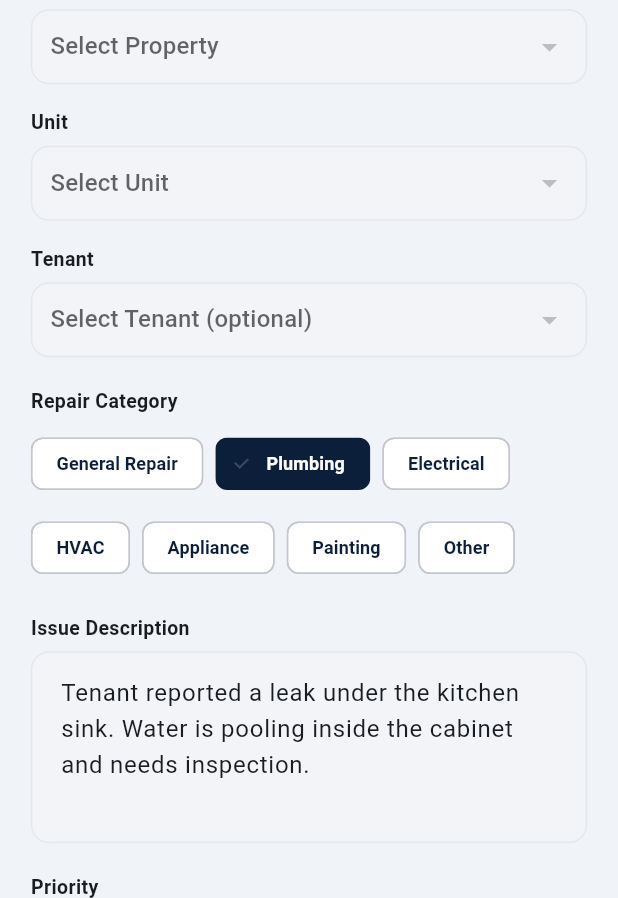
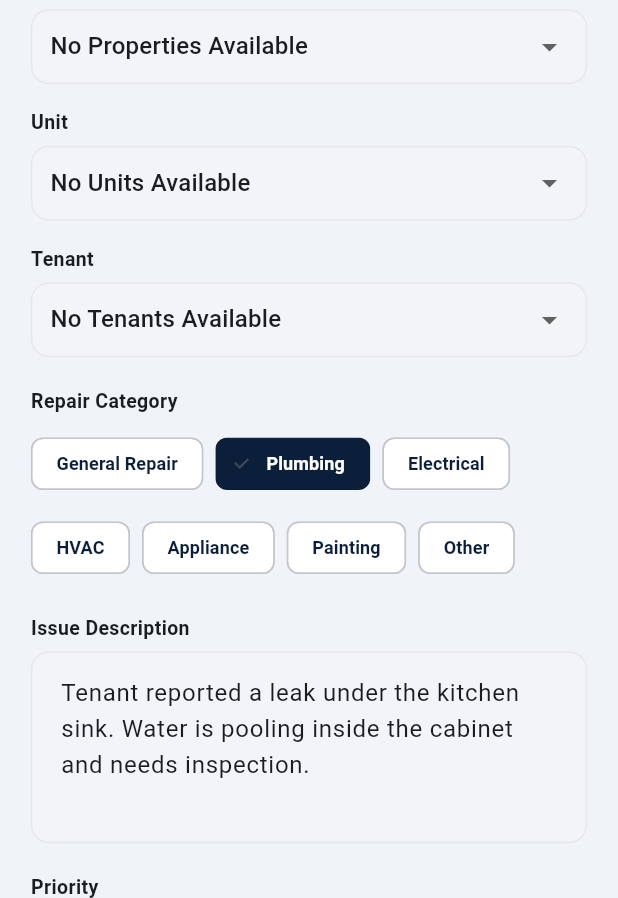
Before and after one commit to aliakbar319678-hash/kimi_property_app, a Flutter app: the CreateWorkOrderScreen screen opened by its route, on a phone screen of 412 x 824 dp, the part 338-1236 px from its top. Run offline on Flutter 3.47's test engine with Material 3 defaults, Android fonts, the phone set to English and light mode, and no system bars; our stand-ins replace dio, file_picker, flutter_riverpod, flutter_secure_storage, freezed_annotation, image_picker and 1 more; accounts and stored records are empty; network calls fail; project files that could hold a hidden picture were left out.

Commit message:
Fix UI sync for Work Order detail and bids

```diff
--- a/frontend/lib/screens/landlord/create_work_order_screen.dart
+++ b/frontend/lib/screens/landlord/create_work_order_screen.dart
@@ -59,7 +59,10 @@ class _CreateWorkOrderScreenState extends ConsumerState<CreateWorkOrderScreen> {
   void initState() {
     super.initState();
     WidgetsBinding.instance.addPostFrameCallback((_) {
-      ref.read(landlordProvider.notifier).loadVendors();
+      final notifier = ref.read(landlordProvider.notifier);
+      notifier.loadVendors();
+      notifier.loadProperties();
+      notifier.loadTenants();
     });
   }
 
@@ -156,16 +159,20 @@ class _CreateWorkOrderScreenState extends ConsumerState<CreateWorkOrderScreen> {
                 ),
                 child: DropdownButtonHideUnderline(
                   child: DropdownButton<String>(
-                    value: _selectedPropertyId.isEmpty ? null : _selectedPropertyId,
+                    value: _selectedPropertyId.isEmpty
+                        ? null
+                        : (properties.any((p) => p.id == _selectedPropertyId) ? _selectedPropertyId : null),
                     isExpanded: true,
                     hint: const Text('Select Property'),
-                    items: properties.map((p) {
+                    items: properties.isEmpty
+                        ? [const DropdownMenuItem<String>(value: null, child: Text('No Properties Available'))]
+                        : properties.map((p) {
                             return DropdownMenuItem<String>(
                               value: p.id,
                               child: Text(p.name, style: const TextStyle(fontSize: 14)),
                             );
                           }).toList(),
-                    onChanged: (val) {
+                    onChanged: properties.isEmpty ? (_) {} : (val) {
                       if (val != null) {
                         final prop = properties.firstWhere((p) => p.id == val);
                         setState(() {
@@ -219,16 +226,20 @@ class _CreateWorkOrderScreenState extends ConsumerState<CreateWorkOrderScreen> {
                 ),
                 child: DropdownButtonHideUnderline(
                   child: DropdownButton<String>(
-                    value: _selectedUnitId.isEmpty ? null : _selectedUnitId,
+                    value: _selectedUnitId.isEmpty
+                        ? null
+                        : (units.any((u) => u.id == _selectedUnitId) ? _selectedUnitId : null),
                     isExpanded: true,
                     hint: const Text('Select Unit'),
-                    items: units.map((u) {
+                    items: units.isEmpty
+                        ? [const DropdownMenuItem<String>(value: null, child: Text('No Units Available'))]
+                        : units.map((u) {
                             return DropdownMenuItem<String>(
                               value: u.id,
                               child: Text(u.name, style: const TextStyle(fontSize: 14)),
                             );
                           }).toList(),
-                    onChanged: (val) {
+                    onChanged: units.isEmpty ? (_) {} : (val) {
                       if (val != null) {
                         final unit = units.firstWhere((u) => u.id == val);
                         setState(() {
@@ -268,16 +279,20 @@ class _CreateWorkOrderScreenState extends ConsumerState<CreateWorkOrderScreen> {
                 ),
                 child: DropdownButtonHideUnderline(
                   child: DropdownButton<String>(
-                    value: _selectedTenant.isEmpty ? null : _selectedTenant,
+                    value: _selectedTenant.isEmpty
+                        ? null
+                        : (tenants.any((t) => t.name == _selectedTenant) ? _selectedTenant : null),
                     isExpanded: true,
                     hint: const Text('Select Tenant (optional)'),
-                    items: tenants.map((t) {
+                    items: tenants.isEmpty
+                        ? [const DropdownMenuItem<String>(value: null, child: Text('No Tenants Available'))]
+                        : tenants.map((t) {
                             return DropdownMenuItem<String>(
                               value: t.name,
                               child: Text(t.name, style: const TextStyle(fontSize: 14)),
                             );
                           }).toList(),
-                    onChanged: (val) {
+                    onChanged: tenants.isEmpty ? (_) {} : (val) {
                       if (val != null) setState(() => _selectedTenant = val);
                     },
                   ),
@@ -467,14 +482,18 @@ class _CreateWorkOrderScreenState extends ConsumerState<CreateWorkOrderScreen> {
                 child: DropdownButton<String>(
                   isExpanded: true,
                   hint: const Text('Select a Vendor (Optional)'),
-                  value: _selectedVendorId,
-                  items: state.vendors.map((v) {
-                    return DropdownMenuItem(
+                  value: _selectedVendorId == null
+                      ? null
+                      : (ref.watch(landlordProvider).vendors.any((v) => v.id == _selectedVendorId) ? _selectedVendorId : null),
+                  items: ref.watch(landlordProvider).vendors.isEmpty
+                      ? [const DropdownMenuItem<String>(value: null, child: Text('No Vendors Available'))]
+                      : ref.watch(landlordProvider).vendors.map((v) {
+                          return DropdownMenuItem<String>(
                             value: v.id,
                             child: Text('${v.displayName} (⭐ ${v.avgRating})'),
                           );
                         }).toList(),
-                  onChanged: (val) {
+                  onChanged: ref.watch(landlordProvider).vendors.isEmpty ? (_) {} : (val) {
                     setState(() => _selectedVendorId = val);
                   },
                 ),
```
Also changed, not shown: frontend/lib/provider/landlord_provider.dart (+14 -15 lines), frontend/lib/screens/landlord/confirm_assignment_screen.dart (+27 -9 lines), frontend/lib/screens/landlord/work_order_details_screen.dart (+24 -4 lines). Lines whose indentation alone changed are shown as unchanged.
